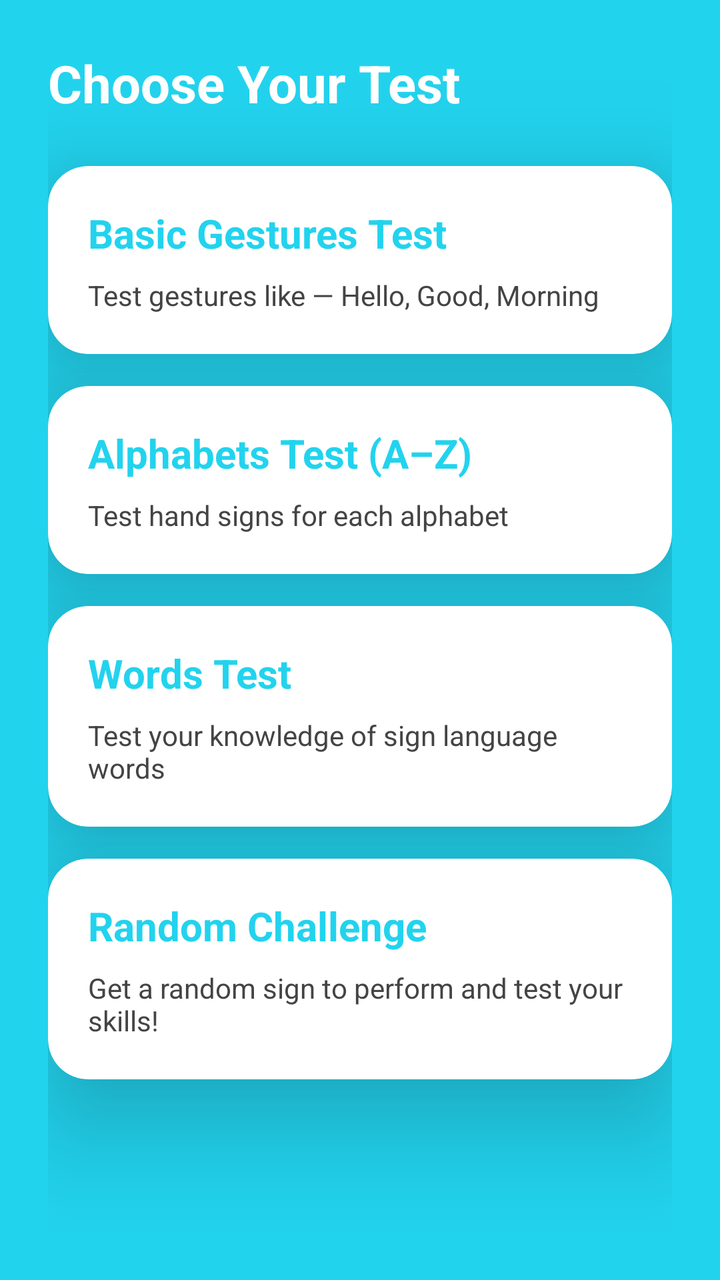
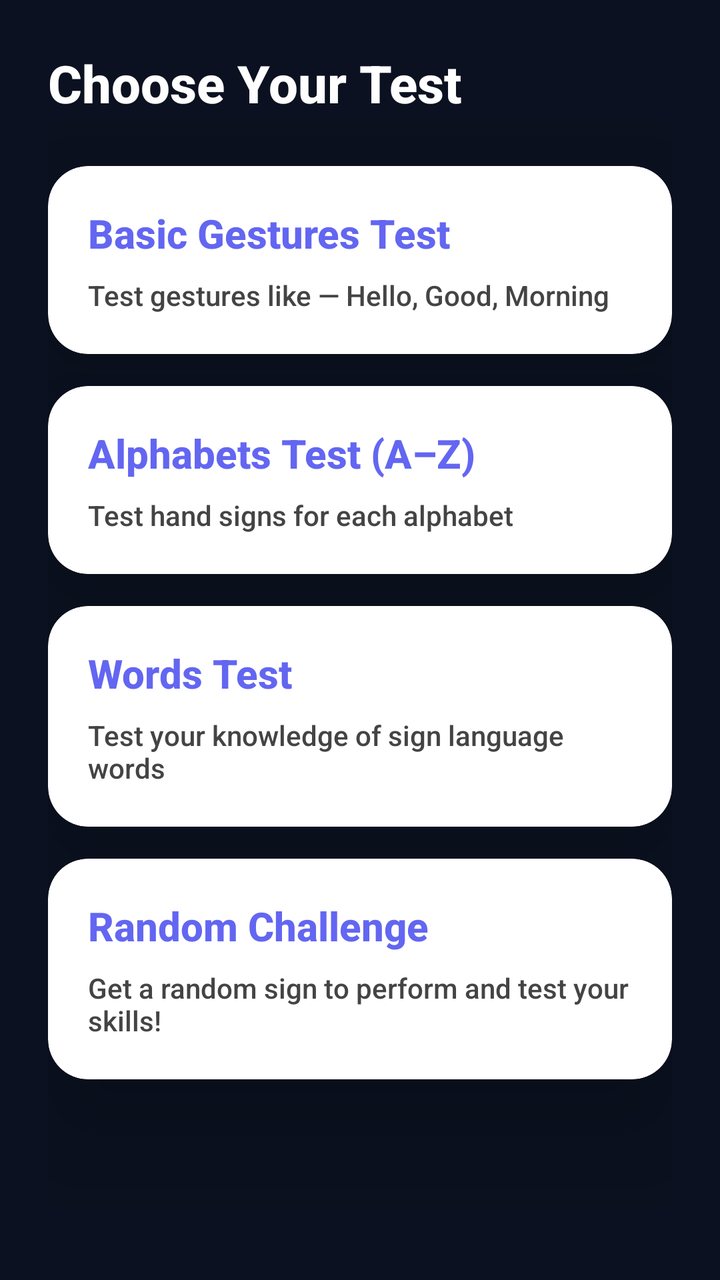

Compare the two renders of this Android layout. The source of the first and the diff that turns it into the second are given below.
<!-- AndroidManifest.xml: application theme Theme.SignSpeak -->
<!-- res/layout/activity_sign_language_test.xml -->
<?xml version="1.0" encoding="utf-8"?>
<androidx.constraintlayout.widget.ConstraintLayout xmlns:android="http://schemas.android.com/apk/res/android"
    xmlns:app="http://schemas.android.com/apk/res-auto"
    xmlns:tools="http://schemas.android.com/tools"
    android:id="@+id/main"
    android:layout_width="match_parent"
    android:layout_height="match_parent"
    android:background="@color/colorPrimary"
    tools:context=".SignLanguageTestActivity">

    <ScrollView
        android:id="@+id/scrollView"
        android:layout_width="0dp"
        android:layout_height="0dp"
        android:fillViewport="true"
        app:layout_constraintTop_toTopOf="parent"
        app:layout_constraintBottom_toBottomOf="parent"
        app:layout_constraintStart_toStartOf="parent"
        app:layout_constraintEnd_toEndOf="parent">

        <LinearLayout
            android:layout_width="match_parent"
            android:layout_height="wrap_content"
            android:orientation="vertical"
            android:padding="24dp">

            
            <TextView
                android:id="@+id/tvTitle"
                android:layout_width="wrap_content"
                android:layout_height="wrap_content"
                android:text="Choose Your Test"
                android:textSize="26sp"
                android:textStyle="bold"
                android:textColor="#FFFFFF"
                android:layout_marginBottom="24dp" />

            
            <androidx.cardview.widget.CardView
                android:id="@+id/cardBasicGestures"
                android:layout_width="match_parent"
                android:layout_height="wrap_content"
                android:layout_marginBottom="16dp"
                app:cardCornerRadius="20dp"
                app:cardElevation="30dp"
                android:foreground="?attr/selectableItemBackground">

                <LinearLayout
                    android:layout_width="match_parent"
                    android:layout_height="wrap_content"
                    android:orientation="vertical"
                    android:padding="20dp">

                    <TextView
                        android:layout_width="match_parent"
                        android:layout_height="wrap_content"
                        android:text="Basic Gestures Test"
                        android:textSize="20sp"
                        android:textStyle="bold"
                        android:textColor="@color/colorPrimary" />

                    <TextView
                        android:layout_width="match_parent"
                        android:layout_height="wrap_content"
                        android:text="Test gestures like — Hello, Good, Morning"
                        android:textColor="#444"
                        android:layout_marginTop="8dp" />

                </LinearLayout>
            </androidx.cardview.widget.CardView>

            
            <androidx.cardview.widget.CardView
                android:id="@+id/cardAlphabetTest"
                android:layout_width="match_parent"
                android:layout_height="wrap_content"
                android:layout_marginBottom="16dp"
                app:cardCornerRadius="20dp"
                app:cardElevation="30dp"
                android:foreground="?attr/selectableItemBackground">

                <LinearLayout
                    android:layout_width="match_parent"
                    android:layout_height="wrap_content"
                    android:orientation="vertical"
                    android:padding="20dp">

                    <TextView
                        android:layout_width="match_parent"
                        android:layout_height="wrap_content"
                        android:text="Alphabets Test (A–Z)"
                        android:textSize="20sp"
                        android:textStyle="bold"
                        android:textColor="@color/colorPrimary" />

                    <TextView
                        android:layout_width="match_parent"
                        android:layout_height="wrap_content"
                        android:text="Test hand signs for each alphabet"
                        android:textColor="#444"
                        android:layout_marginTop="8dp" />

                </LinearLayout>
            </androidx.cardview.widget.CardView>

            
            <androidx.cardview.widget.CardView
                android:id="@+id/cardWordsTest"
                android:layout_width="match_parent"
                android:layout_height="wrap_content"
                android:layout_marginBottom="16dp"
                app:cardCornerRadius="20dp"
                app:cardElevation="30dp"
                android:foreground="?attr/selectableItemBackground">

                <LinearLayout
                    android:layout_width="match_parent"
                    android:layout_height="wrap_content"
                    android:orientation="vertical"
                    android:padding="20dp">

                    <TextView
                        android:layout_width="match_parent"
                        android:layout_height="wrap_content"
                        android:text="Words Test"
                        android:textSize="20sp"
                        android:textStyle="bold"
                        android:textColor="@color/colorPrimary" />

                    <TextView
                        android:layout_width="match_parent"
                        android:layout_height="wrap_content"
                        android:text="Test your knowledge of sign language words"
                        android:textColor="#444"
                        android:layout_marginTop="8dp" />

                </LinearLayout>
            </androidx.cardview.widget.CardView>

            
            <androidx.cardview.widget.CardView
                android:id="@+id/cardRandomTest"
                android:layout_width="match_parent"
                android:layout_height="wrap_content"
                app:cardCornerRadius="20dp"
                app:cardElevation="30dp"
                android:foreground="?attr/selectableItemBackground">

                <LinearLayout
                    android:layout_width="match_parent"
                    android:layout_height="wrap_content"
                    android:orientation="vertical"
                    android:padding="20dp">

                    <TextView
                        android:layout_width="match_parent"
                        android:layout_height="wrap_content"
                        android:text="Random Challenge"
                        android:textSize="20sp"
                        android:textStyle="bold"
                        android:textColor="@color/colorPrimary" />

                    <TextView
                        android:layout_width="match_parent"
                        android:layout_height="wrap_content"
                        android:text="Get a random sign to perform and test your skills!"
                        android:textColor="#444"
                        android:layout_marginTop="8dp" />

                </LinearLayout>
            </androidx.cardview.widget.CardView>

        </LinearLayout>
    </ScrollView>

</androidx.constraintlayout.widget.ConstraintLayout>
<!-- resources referenced by this layout -->
<resources>
  <color name="colorPrimary">#22D3EE</color>
  <style name="Theme.SignSpeak" parent="Base.Theme.SignSpeak" />
  <style name="Base.Theme.SignSpeak" parent="Theme.Material3.DayNight.NoActionBar">
          
          
      </style>
</resources>

<!-- the commit's change to res/layout/activity_sign_language_test.xml (unified diff, before → after) -->
@@ -5,7 +5,7 @@
     android:id="@+id/main"
     android:layout_width="match_parent"
     android:layout_height="match_parent"
-    android:background="@color/colorPrimary"
+    android:background="@color/colorBackground"
     tools:context=".SignLanguageTestActivity">
 
     <ScrollView
<!-- resource entries referenced after the edit -->
@@ -1,10 +1,30 @@
 <!-- resources referenced by this layout -->
 <resources>
-  <color name="colorPrimary">#22D3EE</color>
+  <color name="colorBackground">#0B1120</color>
+  <color name="colorPrimary">#6366F1</color>
   <style name="Theme.SignSpeak" parent="Base.Theme.SignSpeak" />
   <style name="Base.Theme.SignSpeak" parent="Theme.Material3.DayNight.NoActionBar">
-          
-          
+          <item name="colorPrimary">@color/colorPrimary</item>
+          <item name="colorOnPrimary">@color/colorOnPrimary</item>
+          <item name="colorPrimaryContainer">@color/colorPrimaryContainer</item>
+          <item name="colorSecondary">@color/colorSecondary</item>
+          <item name="colorSurface">@color/colorBackground</item>
+          <item name="colorOnSurface">@color/colorOnSurface</item>
+          <item name="colorSurfaceVariant">@color/colorSurfaceVariant</item>
+          <item name="colorOnSurfaceVariant">@color/colorOnSurfaceVariant</item>
+          <item name="colorOutline">@color/colorOutline</item>
+          <item name="android:colorBackground">@color/colorBackground</item>
+          <item name="android:statusBarColor">@color/colorBackground</item>
+          <item name="android:navigationBarColor">@color/colorBackground</item>
+          <item name="android:windowLightStatusBar">false</item>
+          <item name="android:fontFamily">sans-serif-medium</item>
       </style>
+  <color name="colorOnPrimary">#0B1120</color>
+  <color name="colorPrimaryContainer">#3730A3</color>
+  <color name="colorSecondary">#3B82F6</color>
+  <color name="colorOnSurface">#F8FAFC</color>
+  <color name="colorSurfaceVariant">#1E293B</color>
+  <color name="colorOnSurfaceVariant">#818CF8</color>
+  <color name="colorOutline">#475569</color>
 </resources>
 
